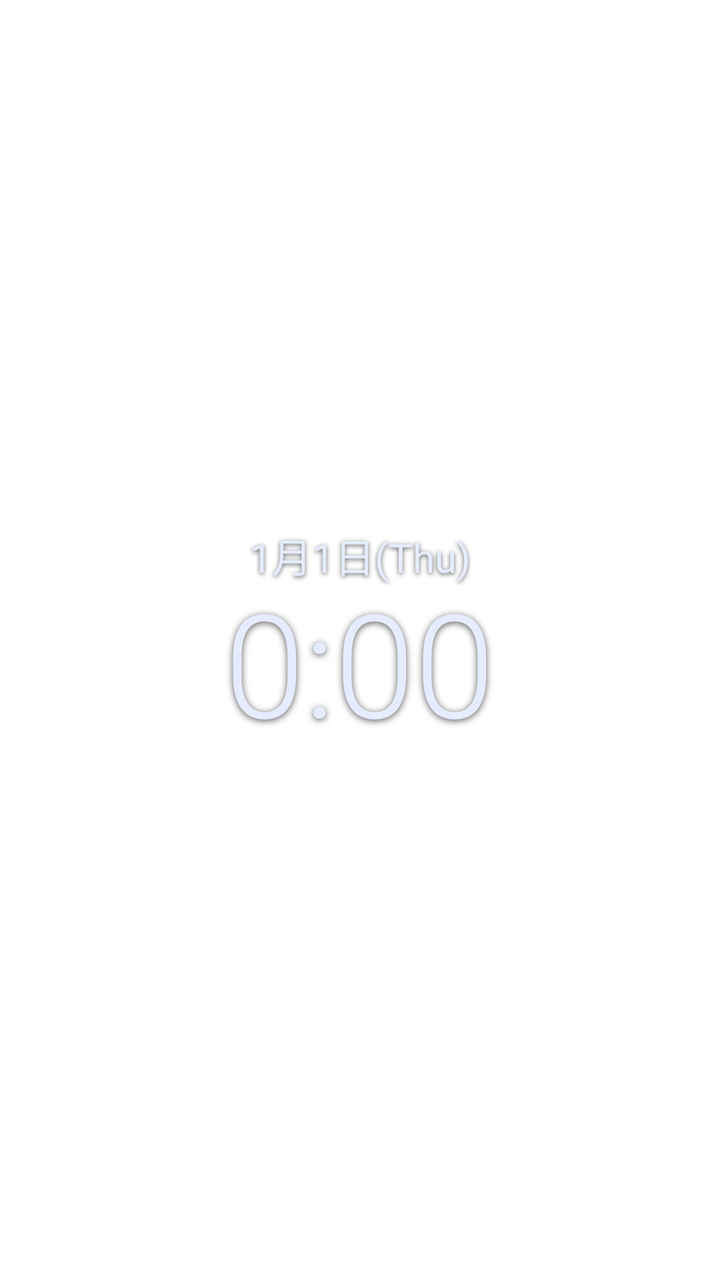
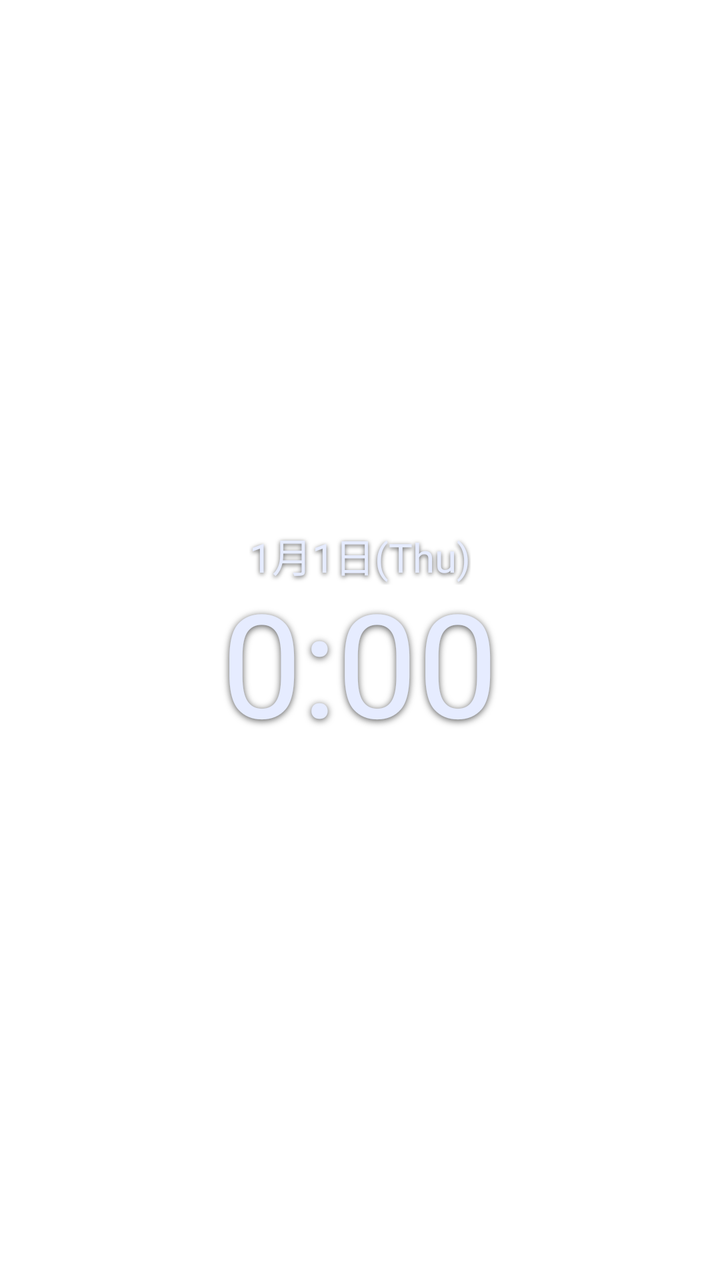

Screens rendered from an Android XML layout before and after an edit, with the pre-edit source and the edit as a unified diff.
<!-- AndroidManifest.xml: fallback theme Theme.MaterialComponents.DayNight.NoActionBar -->
<!-- res/layout/widget_24.xml -->
<?xml version="1.0" encoding="utf-8"?>
<LinearLayout xmlns:android="http://schemas.android.com/apk/res/android"
    android:id="@+id/root"
    android:layout_width="match_parent"
    android:layout_height="match_parent"
    android:background="@android:color/transparent"
    android:gravity="center"
    android:orientation="vertical">

    <TextClock
        android:layout_width="wrap_content"
        android:layout_height="wrap_content"
        android:format12Hour="M月d日(E)"
        android:format24Hour="M月d日(E)"
        android:textColor="#FFE6ECFF"
        android:textSize="20sp"
        android:shadowColor="#AA000000"
        android:shadowDy="2"
        android:shadowRadius="6" />

    <TextClock
        android:layout_width="wrap_content"
        android:layout_height="wrap_content"
        android:format12Hour="H:mm"
        android:format24Hour="H:mm"
        android:fontFamily="sans-serif-light"
        android:includeFontPadding="false"
        android:textColor="#FFE6ECFF"
        android:textSize="72sp"
        android:shadowColor="#AA000000"
        android:shadowDy="2"
        android:shadowRadius="8" />
</LinearLayout>
<!-- resources referenced by this layout -->
<resources>

</resources>

<!-- the commit's change to res/layout/widget_24.xml (unified diff, before → after) -->
@@ -8,6 +8,8 @@
     android:orientation="vertical">
 
     <TextClock
+        android:id="@+id/date"
+        android:fontFamily="@font/mincho"
         android:layout_width="wrap_content"
         android:layout_height="wrap_content"
         android:format12Hour="M月d日(E)"
@@ -19,12 +21,13 @@
         android:shadowRadius="6" />
 
     <TextClock
+        android:id="@+id/time"
+        android:fontFamily="@font/mincho"
         android:layout_width="wrap_content"
         android:layout_height="wrap_content"
         android:format12Hour="H:mm"
         android:format24Hour="H:mm"
-        android:fontFamily="sans-serif-light"
-        android:includeFontPadding="false"
+                android:includeFontPadding="false"
         android:textColor="#FFE6ECFF"
         android:textSize="72sp"
         android:shadowColor="#AA000000"
